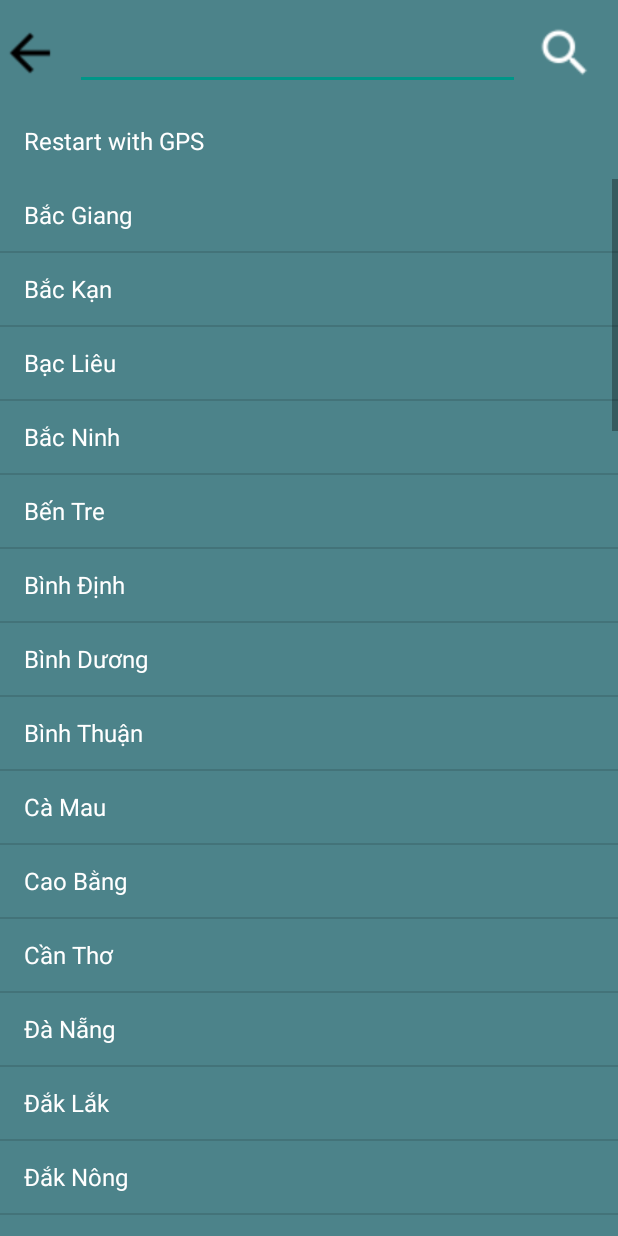
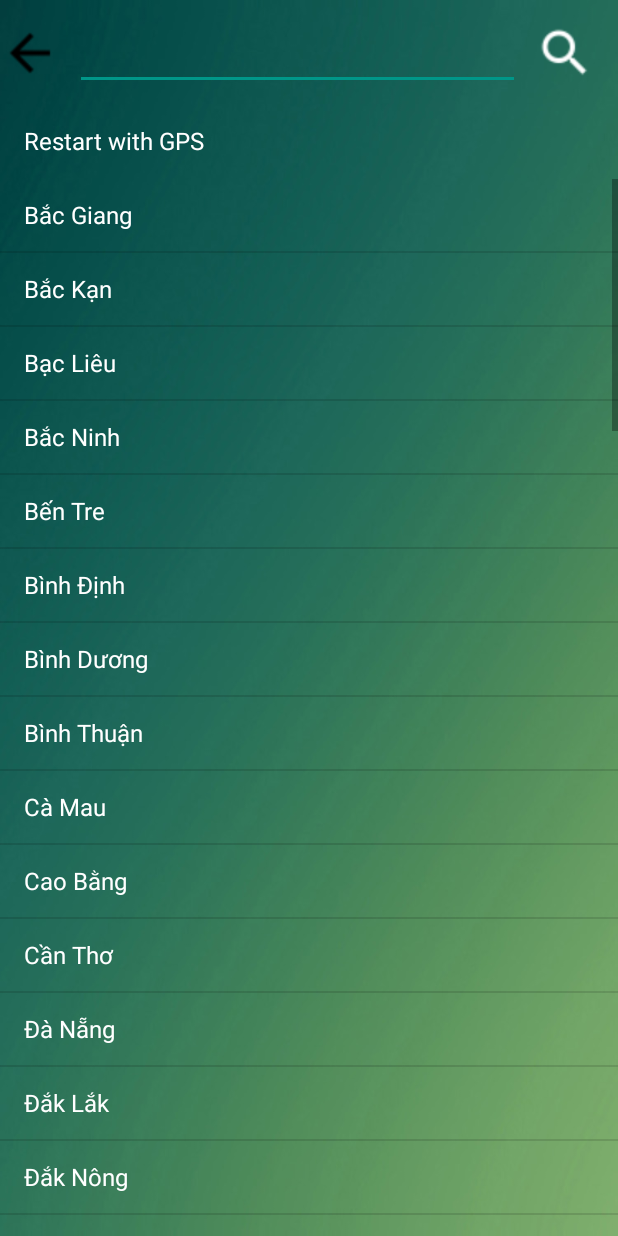
Before and after one commit to PhamAn12/weather_app, an Android app: the SearchActivity screen opened directly, with no data from a screen before it, on a phone screen of 412 x 824 dp. Run offline under Robolectric (Android 15) with nearby library versions, the phone set to English and light mode, and no system bars; network calls fail.

Commit message:
fix bug canvas

```diff
--- a/app/src/main/res/layout/activity_search.xml
+++ b/app/src/main/res/layout/activity_search.xml
@@ -2,7 +2,7 @@
     android:layout_width="fill_parent"
     android:layout_height="fill_parent"
     android:textColor="@color/common"
-    android:background="@drawable/light_blue">
+    android:background="@drawable/green">
     <ImageView
         android:id="@+id/imageBack"
         android:layout_width="40dp"
--- a/app/src/main/res/layout/activity_setting.xml
+++ b/app/src/main/res/layout/activity_setting.xml
@@ -4,7 +4,7 @@
     xmlns:tools="http://schemas.android.com/tools"
     android:layout_width="match_parent"
     android:layout_height="match_parent"
-    android:background="@drawable/light_green"
+    android:background="@drawable/gradient"
     android:orientation="vertical">
 
    <RelativeLayout
```
